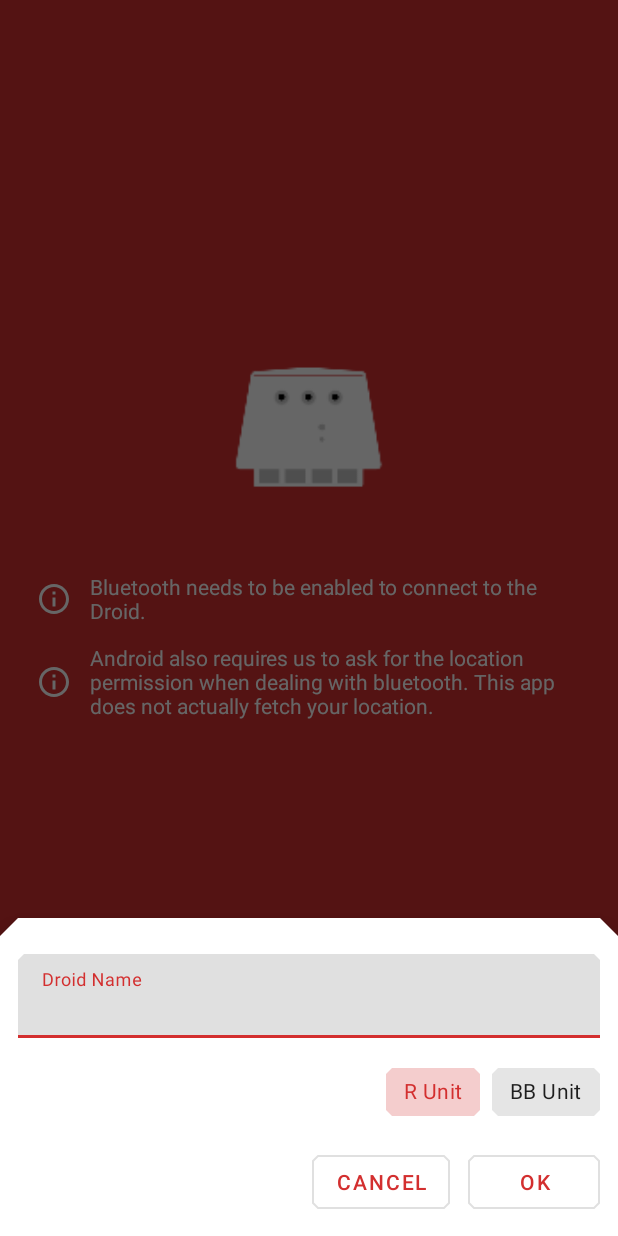
After one commit to jamieadkins95/droid-controller, an Android app: the fragment NameDroidFragment placed in its activity, on a phone screen of 412 x 824 dp. The commit adds this screen. Run offline under Robolectric (Android 15) with nearby library versions, the phone set to English and light mode, and no system bars; our stand-ins replace Dagger/Hilt's generated code, RxJava, Timber.

Commit message:
Started on remembering and naming droids

```diff
--- a/app/src/main/java/com/jamieadkins/droid/controller/connect/BleScanner.kt
+++ b/app/src/main/java/com/jamieadkins/droid/controller/connect/BleScanner.kt
@@ -17,7 +17,7 @@
                 override fun onScanResult(callbackType: Int, result: ScanResult?) {
                     val device = result?.device
                     Timber.d("Device Name: ${device?.name} Device Address: ${device?.address}")
-                    val found = device?.address?.let(ScanState::DroidFound) ?: ScanState.ScanFailed
+                    val found = device?.address?.let(ScanState::UnnamedDroidFound) ?: ScanState.ScanFailed
                     emitter.onNext(found)
                 }
 
--- a/app/src/main/java/com/jamieadkins/droid/controller/connect/ConnectFragment.kt
+++ b/app/src/main/java/com/jamieadkins/droid/controller/connect/ConnectFragment.kt
@@ -13,9 +13,10 @@
 import androidx.lifecycle.Observer
 import androidx.lifecycle.ViewModelProvider
 import androidx.navigation.fragment.findNavController
-import com.jamieadkins.droid.controller.controls.DroidConnectionViewModel
 import com.jamieadkins.droid.controller.R
+import com.jamieadkins.droid.controller.controls.advanced.AdvancedControlsFragment
 import com.jamieadkins.droid.controller.databinding.FragmentConnectBinding
+import com.jamieadkins.droid.controller.name.NameDroidFragment
 import dagger.android.support.DaggerFragment
 import javax.inject.Inject
 
@@ -71,7 +72,15 @@
                     hideBluetoothPrompt()
                     hideLocationPrompt()
                 }
-                is ScanState.DroidFound -> {
+                is ScanState.UnnamedDroidFound -> {
+                    val dialog = NameDroidFragment()
+                    dialog.show(requireActivity().supportFragmentManager, "name")
+                    disableScanButton()
+                    showScanningIndicator()
+                    hideBluetoothPrompt()
+                    hideLocationPrompt()
+                }
+                is ScanState.NamedDroidFound -> {
                     binding?.scan?.setText(R.string.connecting)
                     disableScanButton()
                     showScanningIndicator()
--- a/app/src/main/java/com/jamieadkins/droid/controller/connect/DroidConnectViewModel.kt
+++ b/app/src/main/java/com/jamieadkins/droid/controller/connect/DroidConnectViewModel.kt
@@ -51,7 +51,7 @@
             .switchIfEmpty(bleScanner.scan())
             .distinctUntilChanged()
             .switchMap { state ->
-                if (state is ScanState.DroidFound) {
+                if (state is ScanState.NamedDroidFound) {
                     droidConnectionManager.connect(state.address)
                     droidConnectionManager.observe()
                         .map { connection -> if (connection is ConnectionState.Connected) ScanState.Connected(state.address) else state }
--- a/app/src/main/java/com/jamieadkins/droid/controller/connect/ScanState.kt
+++ b/app/src/main/java/com/jamieadkins/droid/controller/connect/ScanState.kt
@@ -5,7 +5,8 @@
     object BluetoothDisabled : ScanState()
     object LocationPermissionNotGranted : ScanState()
     object Scanning : ScanState()
-    data class DroidFound(val address: String) : ScanState()
+    data class UnnamedDroidFound(val address: String) : ScanState()
+    data class NamedDroidFound(val address: String) : ScanState()
     data class Connected(val address: String) : ScanState()
     object ScanFailed : ScanState()
 }
--- /dev/null
+++ b/app/src/main/java/com/jamieadkins/droid/controller/name/NameDroidFragment.kt
@@ -0,0 +1,34 @@
+package com.jamieadkins.droid.controller.name
+
+import android.os.Bundle
+import android.view.LayoutInflater
+import android.view.View
+import android.view.ViewGroup
+import android.widget.Toast
+import com.google.android.material.bottomsheet.BottomSheetDialogFragment
+import com.jamieadkins.droid.controller.R
+import com.jamieadkins.droid.controller.databinding.FragmentNameDroidBinding
+
+class NameDroidFragment : BottomSheetDialogFragment() {
+
+    private var binding: FragmentNameDroidBinding? = null
+
+    override fun onCreateView(inflater: LayoutInflater, container: ViewGroup?, savedInstanceState: Bundle?): View? {
+        val newBinding = FragmentNameDroidBinding.inflate(inflater, container, false)
+        binding = newBinding
+        return newBinding.root
+    }
+
+    override fun onViewCreated(view: View, savedInstanceState: Bundle?) {
+        super.onViewCreated(view, savedInstanceState)
+        binding?.ok?.setOnClickListener {
+            val name = binding?.input?.text?.toString() ?: ""
+            val isRUnit = binding?.droidType?.checkedChipId == R.id.r_unit
+
+            Toast.makeText(context, "$name : $isRUnit", Toast.LENGTH_SHORT).show()
+            dismiss()
+        }
+
+        binding?.cancel?.setOnClickListener { dismiss() }
+    }
+}
--- /dev/null
+++ b/app/src/main/res/layout/fragment_name_droid.xml
@@ -0,0 +1,83 @@
+<?xml version="1.0" encoding="utf-8"?>
+
+<androidx.constraintlayout.widget.ConstraintLayout xmlns:android="http://schemas.android.com/apk/res/android"
+    xmlns:app="http://schemas.android.com/apk/res-auto"
+    xmlns:tools="http://schemas.android.com/tools"
+    android:id="@+id/constraintLayout"
+    android:layout_width="match_parent"
+    android:layout_height="wrap_content">
+
+    <com.google.android.material.textfield.TextInputLayout
+        android:id="@+id/input_layout"
+        style="@style/Widget.MaterialComponents.TextInputLayout.FilledBox"
+        android:layout_width="0dp"
+        android:layout_height="wrap_content"
+        android:layout_marginEnd="12dp"
+        android:layout_marginStart="12dp"
+        android:layout_marginTop="24dp"
+        android:hint="@string/droid_name"
+        app:layout_constraintEnd_toEndOf="parent"
+        app:layout_constraintStart_toStartOf="parent"
+        app:layout_constraintTop_toTopOf="parent">
+
+        <com.google.android.material.textfield.TextInputEditText
+            android:id="@+id/input"
+            android:layout_width="match_parent"
+            android:layout_height="wrap_content"
+            android:inputType="textPersonName"
+            android:scrollbars="vertical" />
+
+    </com.google.android.material.textfield.TextInputLayout>
+
+    <com.google.android.material.chip.ChipGroup
+        android:id="@+id/droid_type"
+        android:layout_width="wrap_content"
+        android:layout_height="wrap_content"
+        android:layout_marginEnd="12dp"
+        android:layout_marginTop="12dp"
+        app:singleSelection="true"
+        app:layout_constraintTop_toBottomOf="@id/input_layout"
+        app:layout_constraintEnd_toEndOf="parent">
+
+        <com.google.android.material.chip.Chip
+            android:id="@+id/r_unit"
+            style="@style/Widget.MaterialComponents.Chip.Choice"
+            app:chipCornerRadius="4dp"
+            android:layout_width="wrap_content"
+            android:layout_height="wrap_content"
+            android:text="@string/r_unit"
+            android:checked="true" />
+
+        <com.google.android.material.chip.Chip
+            android:id="@+id/bb_unit"
+            style="@style/Widget.MaterialComponents.Chip.Choice"
+            app:chipCornerRadius="4dp"
+            android:layout_width="wrap_content"
+            android:layout_height="wrap_content"
+            android:text="@string/bb_unit" />
+
+    </com.google.android.material.chip.ChipGroup>
+
+    <com.google.android.material.button.MaterialButton
+        android:id="@+id/cancel"
+        android:layout_width="wrap_content"
+        android:layout_height="wrap_content"
+        android:layout_marginEnd="12dp"
+        android:text="@string/cancel"
+        app:layout_constraintBottom_toBottomOf="@id/ok"
+        app:layout_constraintEnd_toStartOf="@id/ok"
+        app:layout_constraintTop_toTopOf="@id/ok" />
+
+    <com.google.android.material.button.MaterialButton
+        android:id="@+id/ok"
+        android:layout_width="wrap_content"
+        android:layout_height="wrap_content"
+        android:layout_marginBottom="12dp"
+        android:layout_marginEnd="12dp"
+        android:layout_marginTop="12dp"
+        android:text="@string/ok"
+        app:layout_constraintBottom_toBottomOf="parent"
+        app:layout_constraintEnd_toEndOf="parent"
+        app:layout_constraintTop_toBottomOf="@id/droid_type" />
+
+</androidx.constraintlayout.widget.ConstraintLayout>
--- a/app/src/main/res/values/strings.xml
+++ b/app/src/main/res/values/strings.xml
@@ -47,6 +47,7 @@
     <string name="menu_stop">Stop</string>
     <string name="custom_command">Commands</string>
     <string name="start">Start</string>
+    <string name="ok">OK</string>
     <string name="playing">Playing</string>
     <string name="cancel">Cancel</string>
     <string name="import_from_file">Import</string>
@@ -71,4 +72,8 @@
     <string name="reaction6">Reaction 6</string>
     <string name="reaction7">Reaction 7</string>
     <string name="reaction8">Reaction 8</string>
+
+    <string name="droid_name">Droid Name</string>
+    <string name="r_unit">R Unit</string>
+    <string name="bb_unit">BB Unit</string>
 </resources>
--- a/buildSrc/src/main/java/Versions.kt
+++ b/buildSrc/src/main/java/Versions.kt
@@ -3,7 +3,7 @@
     const val min_sdk = 21
     const val target_sdk = 29
 
-    const val gradle_plugin = "4.0.0-beta05"
+    const val gradle_plugin = "4.0.0"
     const val kotlin = "1.3.61"
 
     const val app_version_name = "0.2.0"
```
